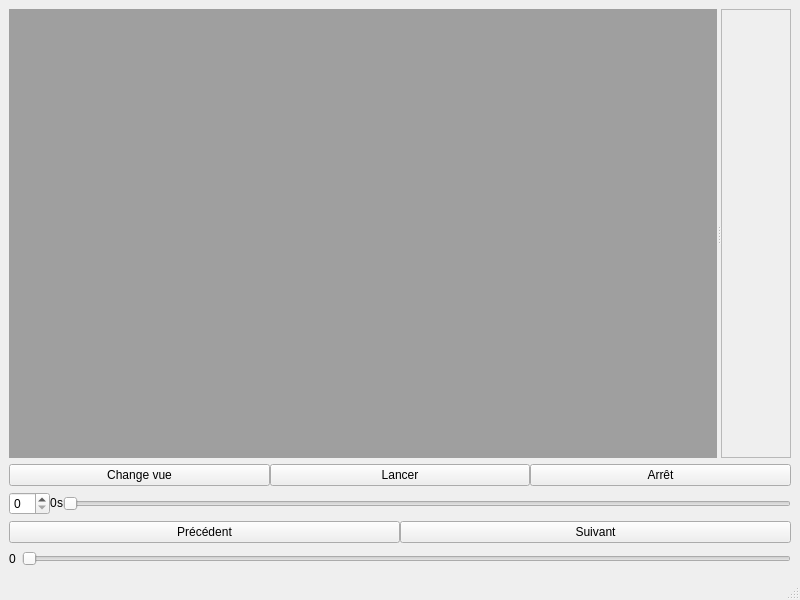
First picture: the form in src/View/mainwindow.ui, repository lilemon63/ProjetSI2, before the edit.
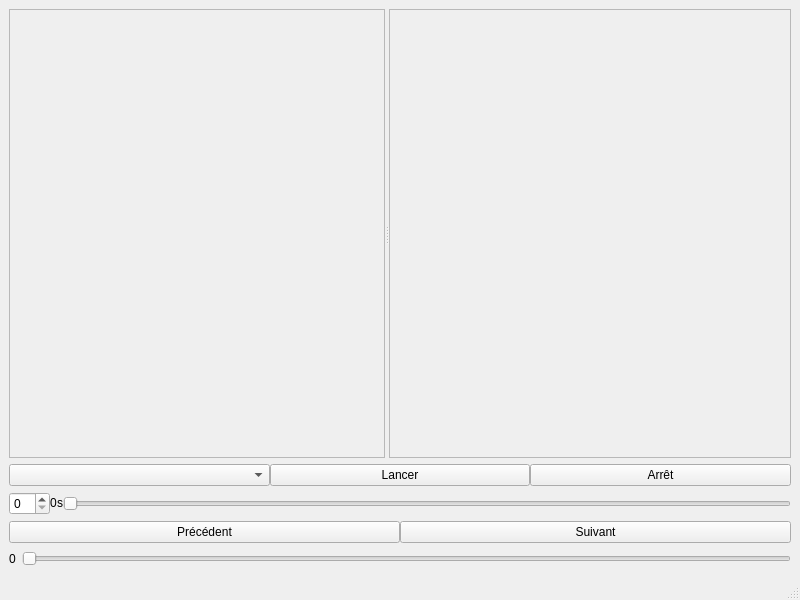
Second picture: the form after the edit. Custom widgets are drawn as their Qt base class.

Patch:
```diff
--- a/src/View/mainwindow.ui
+++ b/src/View/mainwindow.ui
@@ -20,7 +20,14 @@
       <property name="orientation">
        <enum>Qt::Horizontal</enum>
       </property>
-      <widget class="QMdiArea" name="mdiArea"/>
+      <widget class="Mdi" name="mdiArea">
+       <property name="frameShape">
+        <enum>QFrame::StyledPanel</enum>
+       </property>
+       <property name="frameShadow">
+        <enum>QFrame::Raised</enum>
+       </property>
+      </widget>
       <widget class="QScrollArea" name="parametersArea">
        <property name="widgetResizable">
         <bool>true</bool>
@@ -30,7 +37,7 @@
          <rect>
           <x>0</x>
           <y>0</y>
-          <width>88</width>
+          <width>386</width>
           <height>389</height>
          </rect>
         </property>
@@ -42,8 +49,8 @@
            </property>
            <property name="sizeHint" stdset="0">
             <size>
-             <width>20</width>
-             <height>40</height>
+             <width>87</width>
+             <height>368</height>
             </size>
            </property>
           </spacer>
@@ -59,11 +66,7 @@
        <number>0</number>
       </property>
       <item>
-       <widget class="QPushButton" name="mdiAreaMode">
-        <property name="text">
-         <string>Change vue</string>
-        </property>
-       </widget>
+       <widget class="QComboBox" name="mdiAreaMode"/>
       </item>
       <item>
        <widget class="QPushButton" name="buttonPlay">
@@ -213,6 +216,14 @@
   </widget>
   <widget class="QStatusBar" name="statusbar"/>
  </widget>
+ <customwidgets>
+  <customwidget>
+   <class>Mdi</class>
+   <extends>QFrame</extends>
+   <header>View/mdi.h</header>
+   <container>1</container>
+  </customwidget>
+ </customwidgets>
  <resources/>
  <connections>
   <connection>
```
